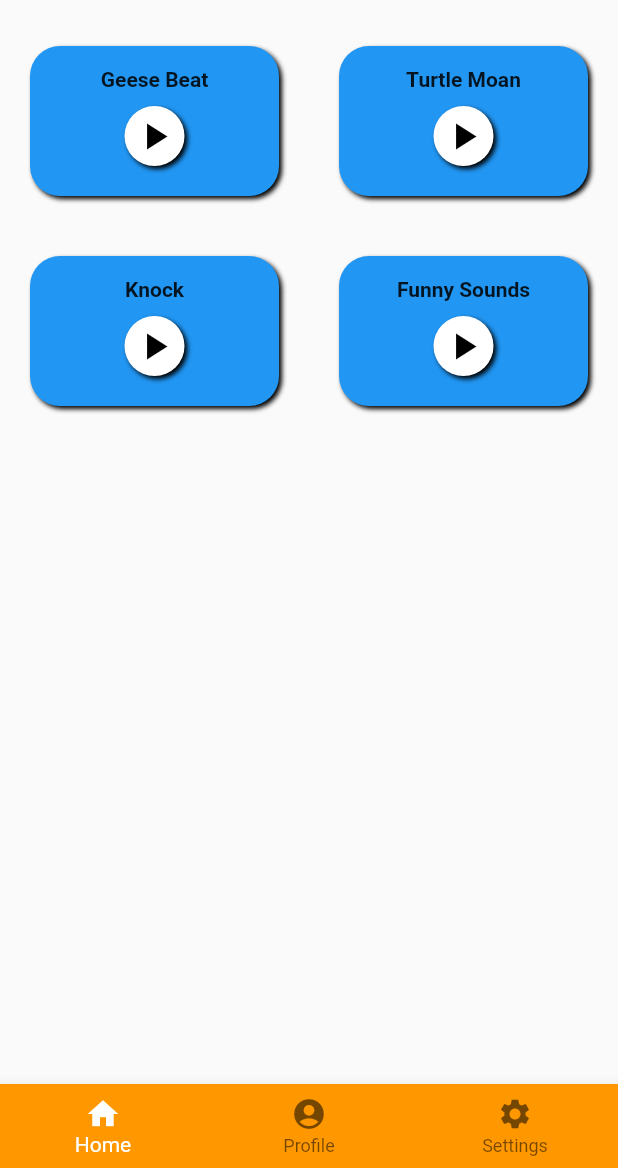
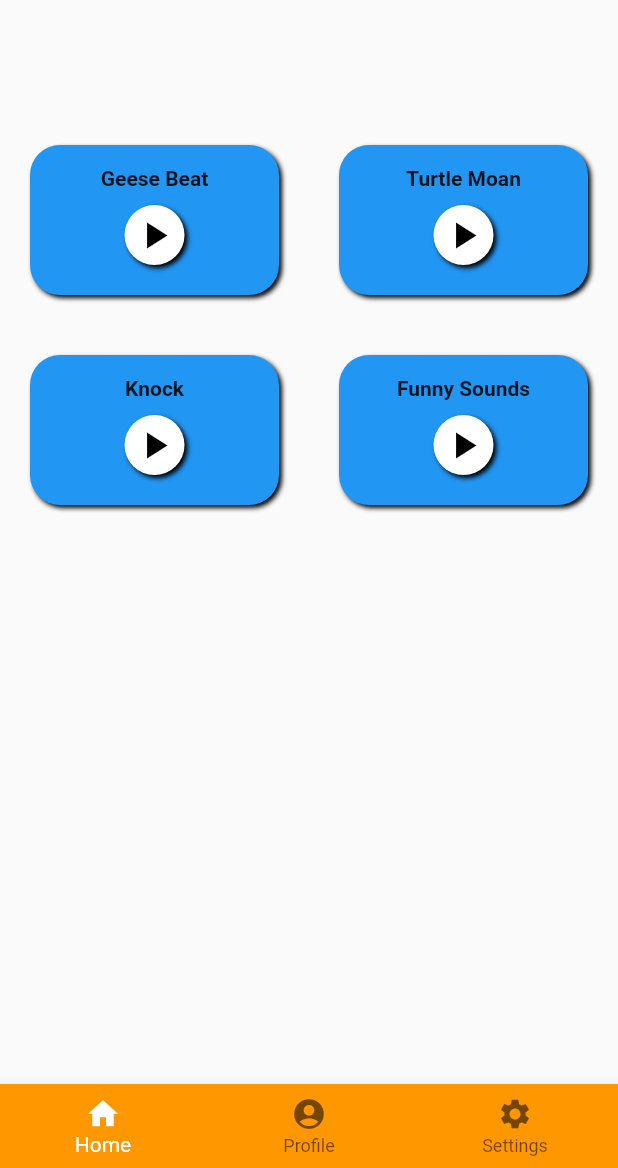
Before and after one commit to Mickeybab/flutter-part1, a Flutter app: the first screen one second after launch, on a phone screen of 412 x 824 dp, the part 68-1236 px from its top. Run offline on Flutter 3.47's test engine with Material 2 defaults, Android fonts, the light colour scheme and no system bars; our stand-ins replace audioplayers; missing offline and left inert: custom_switch.

Commit message:
[ADD] Home Page animation

```diff
--- a/lib/components/home.dart
+++ b/lib/components/home.dart
@@ -3,12 +3,18 @@ import 'package:flutter_epitech/components/soundRow.dart';
 import 'soundRow.dart';
 
 class Home extends StatelessWidget {
+  Future<double> get _height => Future<double>.value(1000);
   @override
   Widget build(BuildContext context) {
-    return
-    Container(
+    return FutureBuilder<double>(
+      future: _height,
+      initialData: 300,
+      builder: (context, snapshot) {
+        return AnimatedContainer(
           color: Color(0xFFBD40),
-      constraints: BoxConstraints.expand(),
+          duration: Duration(seconds: 2),
+          height: snapshot.data,
+          child: SingleChildScrollView(
             child: Column(
               children: <Widget>[
                 SoundRow(
@@ -25,6 +31,9 @@ class Home extends StatelessWidget {
                 ),
               ],
             ),
+          ),
+        );
+      }
     );
   }
 }
```
Lines whose indentation alone changed are shown as unchanged.
